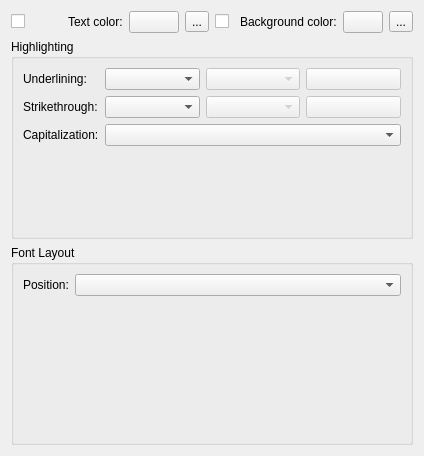
Old version of the form plugins/textshape/dialogs/CharacterHighlighting.ui in the repository KDE/calligra.
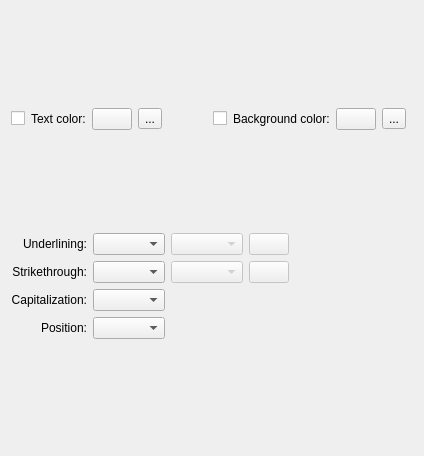
New version of the form. Custom widgets are drawn as their Qt base class.

Commit message:
Changed: remove group boxes from CharacterHighlighting dialog (backport from master)
also align start and end of all the first parameter combo boxes

as discussed on review request 104408

```diff
--- a/plugins/textshape/dialogs/CharacterHighlighting.ui
+++ b/plugins/textshape/dialogs/CharacterHighlighting.ui
@@ -10,22 +10,19 @@
     <height>456</height>
    </rect>
   </property>
-  <layout class="QGridLayout">
-   <item row="0" column="0">
-    <layout class="QHBoxLayout">
+  <layout class="QVBoxLayout">
+   <item>
+    <layout class="QVBoxLayout" name="fontLayout"/>
+   </item>
      <item>
       <layout class="QHBoxLayout">
+     <item>
+      <layout class="QHBoxLayout" stretch="0,0,0,0,1">
        <item>
         <widget class="QCheckBox" name="enableText"/>
        </item>
        <item>
         <widget class="QLabel" name="textColorLabel">
-         <property name="sizePolicy">
-          <sizepolicy hsizetype="Fixed" vsizetype="Preferred">
-           <horstretch>0</horstretch>
-           <verstretch>0</verstretch>
-          </sizepolicy>
-         </property>
          <property name="text">
           <string>Text color:</string>
          </property>
@@ -47,10 +44,17 @@
          </property>
         </widget>
        </item>
+       <item>
+        <spacer>
+         <property name="orientation">
+          <enum>Qt::Horizontal</enum>
+         </property>
+        </spacer>
+       </item>
       </layout>
      </item>
      <item>
-      <layout class="QHBoxLayout">
+      <layout class="QHBoxLayout" stretch="0,0,0,0,1">
        <item>
         <widget class="QCheckBox" name="enableBackground">
          <property name="text">
@@ -60,12 +64,6 @@
        </item>
        <item>
         <widget class="QLabel" name="backgroundColorLabel">
-         <property name="sizePolicy">
-          <sizepolicy hsizetype="Fixed" vsizetype="Preferred">
-           <horstretch>0</horstretch>
-           <verstretch>0</verstretch>
-          </sizepolicy>
-         </property>
          <property name="text">
           <string>Background color:</string>
          </property>
@@ -87,34 +85,37 @@
          </property>
         </widget>
        </item>
-      </layout>
-     </item>
-    </layout>
-   </item>
-   <item row="1" column="0">
-    <layout class="QGridLayout" name="fontLayout"/>
-   </item>
-   <item row="2" column="0">
-    <widget class="QGroupBox">
-     <property name="title">
-      <string>Highlighting</string>
-     </property>
-     <layout class="QFormLayout">
+       <item>
+        <spacer>
+         <property name="orientation">
+          <enum>Qt::Horizontal</enum>
+         </property>
+        </spacer>
+       </item>
+      </layout>
+     </item>
+    </layout>
+   </item>
+   <item>
+    <layout class="QGridLayout" columnstretch="0,0,0,1">
       <item row="0" column="0">
        <widget class="QLabel">
         <property name="text">
          <string>Underlining:</string>
         </property>
+       <property name="alignment">
+        <set>Qt::AlignRight|Qt::AlignTrailing|Qt::AlignVCenter</set>
+       </property>
         <property name="buddy">
          <cstring>underlineStyle</cstring>
         </property>
        </widget>
       </item>
       <item row="0" column="1">
-       <layout class="QHBoxLayout">
-        <item>
          <widget class="KComboBox" name="underlineStyle"/>
         </item>
+     <item row="0" column="2">
+      <layout class="QHBoxLayout">
         <item>
          <widget class="KComboBox" name="underlineLineStyle">
           <property name="enabled">
@@ -136,16 +137,19 @@
         <property name="text">
          <string>Strikethrough:</string>
         </property>
+       <property name="alignment">
+        <set>Qt::AlignRight|Qt::AlignTrailing|Qt::AlignVCenter</set>
+       </property>
         <property name="buddy">
          <cstring>strikethroughStyle</cstring>
         </property>
        </widget>
       </item>
       <item row="1" column="1">
-       <layout class="QHBoxLayout">
-        <item>
          <widget class="QComboBox" name="strikethroughStyle"/>
         </item>
+     <item row="1" column="2">
+      <layout class="QHBoxLayout">
         <item>
          <widget class="QComboBox" name="strikethroughLineStyle">
           <property name="enabled">
@@ -167,32 +171,41 @@
         <property name="text">
          <string>Capitalization:</string>
         </property>
+       <property name="alignment">
+        <set>Qt::AlignRight|Qt::AlignTrailing|Qt::AlignVCenter</set>
+       </property>
+       <property name="buddy">
+        <cstring>capitalizationList</cstring>
+       </property>
        </widget>
       </item>
       <item row="2" column="1">
        <widget class="QComboBox" name="capitalizationList"/>
       </item>
-     </layout>
-    </widget>
-   </item>
    <item row="3" column="0">
-    <widget class="QGroupBox">
-     <property name="title">
-      <string>Font Layout</string>
-     </property>
-     <layout class="QFormLayout">
-      <item row="0" column="0">
        <widget class="QLabel">
         <property name="text">
          <string>Position:</string>
         </property>
-       </widget>
-      </item>
-      <item row="0" column="1">
+       <property name="alignment">
+        <set>Qt::AlignRight|Qt::AlignTrailing|Qt::AlignVCenter</set>
+       </property>
+       <property name="buddy">
+        <cstring>positionList</cstring>
+       </property>
+      </widget>
+     </item>
+     <item row="3" column="1">
        <widget class="QComboBox" name="positionList"/>
       </item>
      </layout>
-    </widget>
+   </item>
+   <item>
+    <spacer>
+     <property name="orientation">
+      <enum>Qt::Vertical</enum>
+     </property>
+    </spacer>
    </item>
   </layout>
  </widget>
```
Lines whose indentation alone changed are shown as unchanged. The commit also changes 1 other file.
